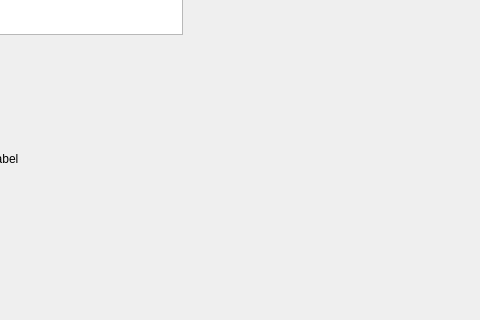
Before: the Qt Designer form src/NewMainWindow.ui in junyiha/cpp-win, drawn with Qt 5; both pictures show x 313 to 793 and y 247 to 567 of the 793 by 567 pixel window.
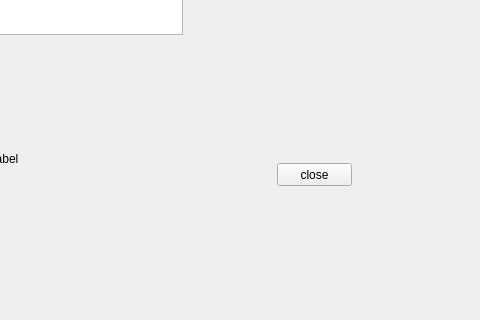
After: the same form once the commit is applied.

```diff
--- a/src/NewMainWindow.ui
+++ b/src/NewMainWindow.ui
@@ -52,6 +52,19 @@
     <string>TextLabel</string>
    </property>
   </widget>
+  <widget class="QPushButton" name="closeButton">
+   <property name="geometry">
+    <rect>
+     <x>590</x>
+     <y>410</y>
+     <width>75</width>
+     <height>23</height>
+    </rect>
+   </property>
+   <property name="text">
+    <string>close</string>
+   </property>
+  </widget>
  </widget>
  <resources/>
  <connections/>
```
